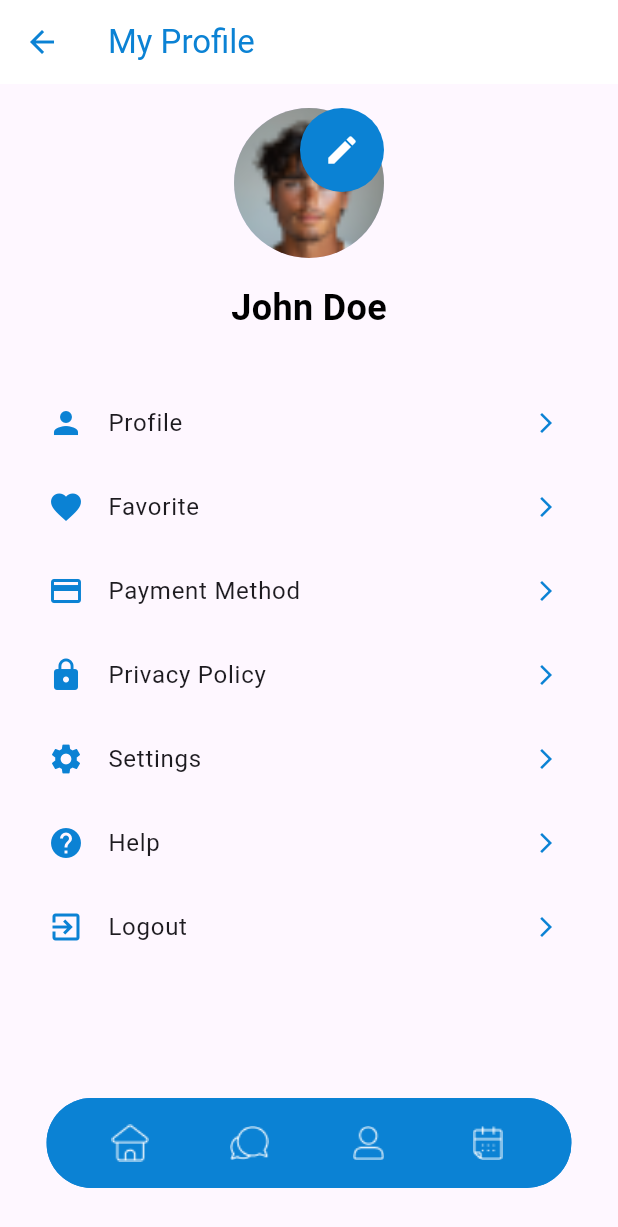
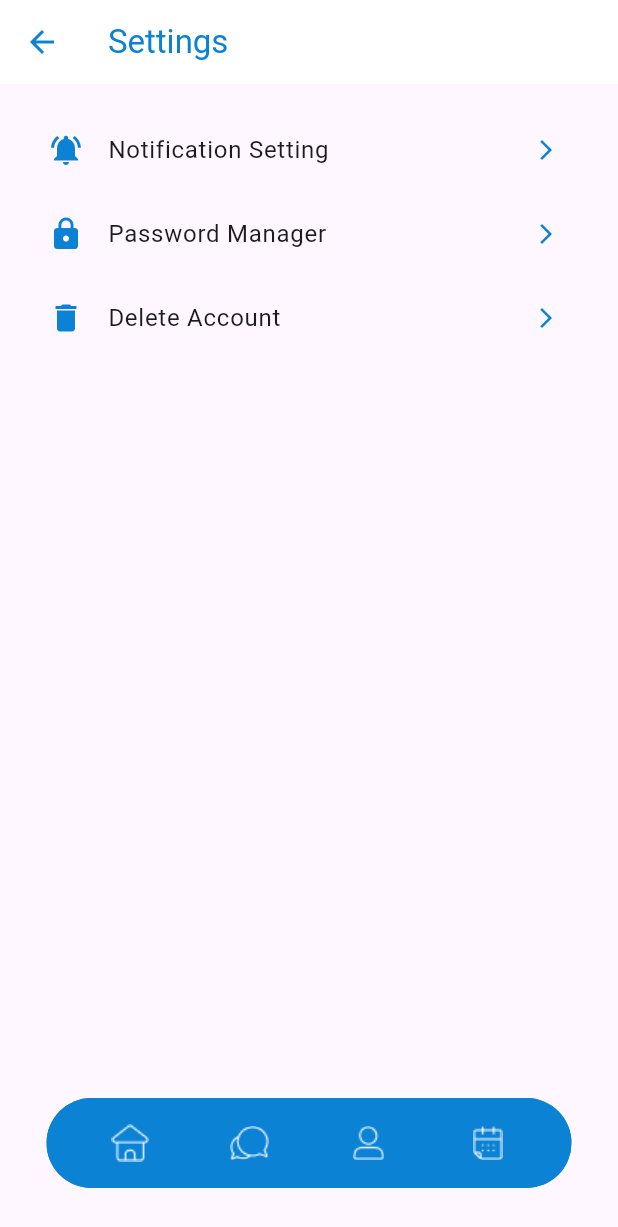
Before and after one commit to YasminaAttia01/Pulse_Bloom_Mobile, a Flutter app: the UserProfilePage screen opened by its route, item 3 of the bottom bar chosen, after a tap on "Settings", on a phone screen of 412 x 824 dp. Shown: the top 1227 px of the screen. Run offline on Flutter 3.47's test engine with Material 3 defaults, Android fonts, the phone set to English and light mode, and no system bars; our stand-ins replace image_picker, intl_phone_number_input; network calls fail.

Commit message:
adding : PasswordManager and Settings

```diff
--- a/flutter_client/lib/views/Doctors.dart
+++ b/flutter_client/lib/views/Doctors.dart
@@ -79,9 +79,7 @@ class Doctors extends StatelessWidget {
                                 ),
                               );
                             },
-                            child: DoctorCard(
-                                doctor: doctors[
-                                    index]), // Ensure DoctorCard is correctly implemented
+                            child: DoctorCard(doctor: doctors[index]),
                           );
                         },
                       )
--- /dev/null
+++ b/flutter_client/lib/views/Settings.dart
@@ -0,0 +1,108 @@
+// ignore_for_file: file_names, use_key_in_widget_constructors, library_private_types_in_public_api, prefer_const_constructors
+
+import 'package:flutter/material.dart';
+import '../widgets/BottomAppBar.dart';
+import './PasswordManager.dart';
+
+class SettingsPage extends StatefulWidget {
+  @override
+  _SettingsPageState createState() => _SettingsPageState();
+}
+
+class _SettingsPageState extends State<SettingsPage> {
+  @override
+  Widget build(BuildContext context) {
+    return Scaffold(
+      appBar: AppBar(
+        title: Text(
+          'Settings',
+          style: TextStyle(
+            color: Color(0xFF0B82D4),
+          ),
+        ),
+        backgroundColor: Colors.white,
+        elevation: 0,
+        leading: IconButton(
+          icon: Icon(
+            Icons.arrow_back,
+            color: Color(0xFF0B82D4),
+          ),
+          onPressed: () {
+            Navigator.pop(context);
+          },
+        ),
+      ),
+      body: Padding(
+        padding: const EdgeInsets.all(16.0),
+        child: Column(
+          crossAxisAlignment: CrossAxisAlignment.center,
+          children: [
+            Expanded(
+              child: ListView(
+                children: [
+                  _ProfileOptionItem(
+                    icon: Icons.notifications_active,
+                    title: 'Notification Setting',
+                    onTap: () {
+                      // Handle navigation for Notification Setting
+                    },
+                  ),
+                  _ProfileOptionItem(
+                    icon: Icons.lock,
+                    title: 'Password Manager',
+                    onTap: () {
+                      Navigator.push(
+                        context,
+                        MaterialPageRoute(
+                            builder: (context) => PasswordManager()),
+                      );
+                    },
+                  ),
+                  _ProfileOptionItem(
+                    icon: Icons.delete,
+                    title: 'Delete Account',
+                    onTap: () {
+                      // Handle navigation for Delete Account
+                    },
+                  ),
+                ],
+              ),
+            ),
+            CustomBottomNavBar(),
+            SizedBox(height: 16),
+          ],
+        ),
+      ),
+    );
+  }
+}
+
+// Profile Option Item Widget
+class _ProfileOptionItem extends StatelessWidget {
+  final IconData icon;
+  final String title;
+  final VoidCallback onTap;
+
+  const _ProfileOptionItem({
+    required this.icon,
+    required this.title,
+    required this.onTap,
+  });
+
+  @override
+  Widget build(BuildContext context) {
+    return ListTile(
+      leading: Icon(
+        icon,
+        color: Color(0xFF0B82D4),
+      ),
+      title: Text(title),
+      trailing: Icon(
+        Icons.arrow_forward_ios,
+        size: 16,
+        color: Color(0xFF0B82D4),
+      ),
+      onTap: onTap,
+    );
+  }
+}
--- a/flutter_client/lib/views/user_profile.dart
+++ b/flutter_client/lib/views/user_profile.dart
@@ -5,6 +5,7 @@ import 'package:image_picker/image_picker.dart';
 import 'dart:io';
 import '../widgets/BottomAppBar.dart';
 import '../views/home.dart';
+import '../views/Settings.dart'; // Ensure the import is correct
 
 class UserProfilePage extends StatefulWidget {
   @override
@@ -169,7 +170,12 @@ class _UserProfilePageState extends State<UserProfilePage> {
                     icon: Icons.settings,
                     title: 'Settings',
                     onTap: () {
-                      // Navigate to Settings page
+                      Navigator.push(
+                        context,
+                        MaterialPageRoute(
+                            builder: (context) =>
+                                SettingsPage()), // Corrected navigation
+                      );
                     },
                   ),
                   _ProfileOptionItem(
```
Also changed, not shown: flutter_client/lib/views/PasswordManager.dart (added, +155 -0 lines).
